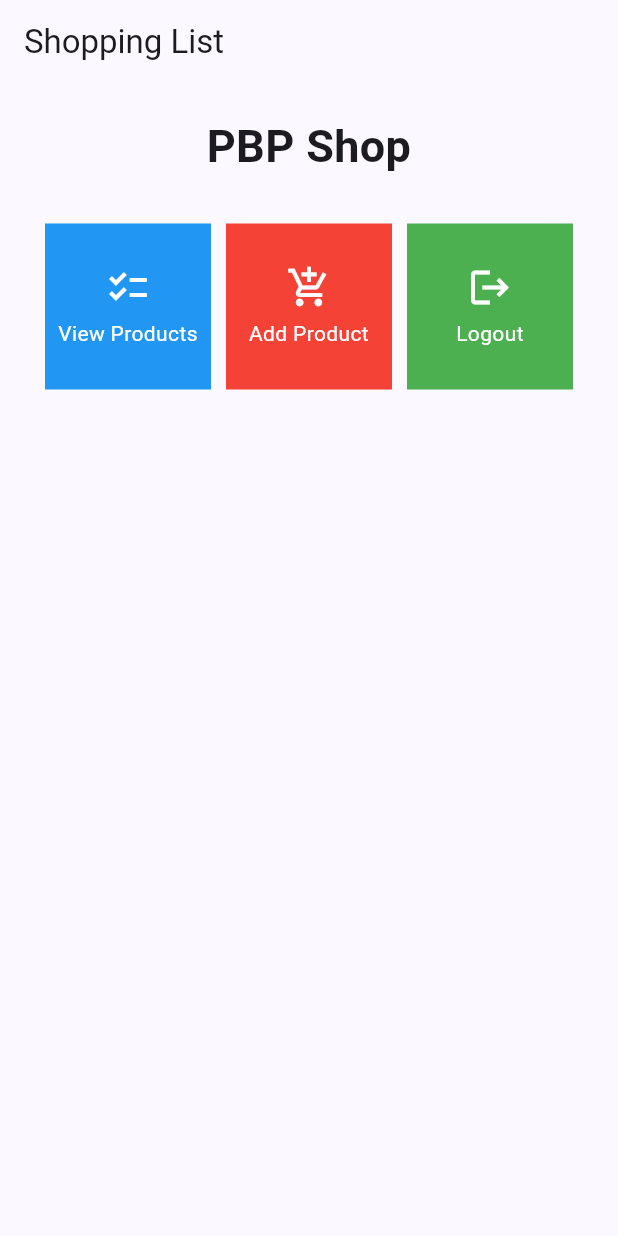
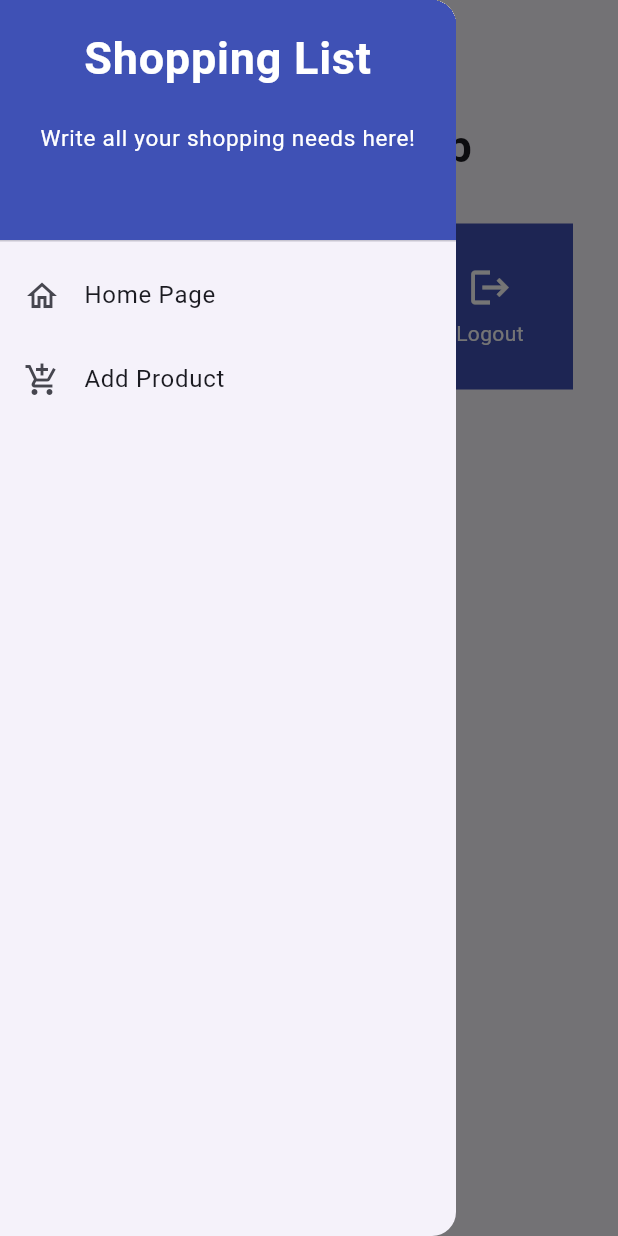
Before and after one commit to goosetea04/fshopping-list, a Flutter app: the screen it shows after launch, with the side drawer open (before the commit the screen has no drawer), on a phone screen of 412 x 824 dp. Run offline on Flutter 3.47's test engine with Material 2 defaults, Android fonts, the phone set to English and light mode, and no system bars.

Commit message:
Assignment 8 done

```diff
--- a/lib/main.dart
+++ b/lib/main.dart
@@ -1,5 +1,5 @@
 import 'package:flutter/material.dart';
-import 'package:shoppinglist/menu.dart';
+import 'package:shoppinglist/screens/menu.dart';
 
 void main() {
   runApp(const MyApp());
--- a/lib/menu.dart
+++ /dev/null
@@ -1,116 +0,0 @@
-import 'package:flutter/material.dart';
-class ShopItem {
-  final String name;
-  final IconData icon;
-  final Color color;
-
-  ShopItem(this.name, this.icon, this.color);
-}
-class MyHomePage extends StatelessWidget {
-  MyHomePage({Key? key}) : super(key: key);
-  final List<ShopItem> items = [
-    ShopItem("View Products", Icons.checklist, Colors.blue),
-    ShopItem("Add Product", Icons.add_shopping_cart, Colors.red),
-    ShopItem("Logout", Icons.logout, Colors.green),
-  ];
-  // This widget is the home page of your application. It is stateful, meaning
-  // that it has a State object (defined below) that contains fields that affect
-  // how it looks.
-
-  // This class is the configuration for the state. It holds the values (in this
-  // case the title) provided by the parent (in this case the App widget) and
-  // used by the build method of the State. Fields in a Widget subclass are
-  // always marked "final".
-
-  @override
-    Widget build(BuildContext context) {
-        return Scaffold(
-            appBar: AppBar(
-    title: const Text(
-      'Shopping List',
-    ),
-  ),
-  body: SingleChildScrollView(
-    // Scrolling wrapper widget
-    child: Padding(
-      padding: const EdgeInsets.all(10.0), // Set padding for the page
-      child: Column(
-        // Widget to display children vertically
-        children: <Widget>[
-          const Padding(
-            padding: EdgeInsets.only(top: 10.0, bottom: 10.0),
-            // Text widget to display text with center alignment and appropriate style
-            child: Text(
-              'PBP Shop', // Text indicating the shop name
-              textAlign: TextAlign.center,
-              style: TextStyle(
-                fontSize: 30,
-                fontWeight: FontWeight.bold,
-              ),
-            ),
-          ),
-          // Grid layout
-          GridView.count(
-            // Container for our cards.
-            primary: true,
-            padding: const EdgeInsets.all(20),
-            crossAxisSpacing: 10,
-            mainAxisSpacing: 10,
-            crossAxisCount: 3,
-            shrinkWrap: true,
-            children: items.map((ShopItem item) {
-              // Iteration for each item
-              return ShopCard(item);
-            }).toList(),
-          ),
-        ],
-      ),
-    ),
-  ),
-        );
-}
-}
-class ShopCard extends StatelessWidget {
-  final ShopItem item;
-
-  const ShopCard(this.item, {Key? key}); // Constructor
-
-  @override
-  Widget build(BuildContext context) {
-    return Material(
-      color: item.color,
-      child: InkWell(
-        // Responsive touch area
-        onTap: () {
-          // Show a SnackBar when clicked
-          ScaffoldMessenger.of(context)
-            ..hideCurrentSnackBar()
-            ..showSnackBar(SnackBar(
-                content: Text("You pressed the ${item.name} button!")));
-        },
-        child: Container(
-          // Container to hold Icon and Text
-          padding: const EdgeInsets.all(8),
-          child: Center(
-            child: Column(
-              mainAxisAlignment: MainAxisAlignment.center,
-              children: [
-                Icon(
-                  item.icon,
-                  color: Colors.white,
-                  size: 30.0,
-                ),
-                const Padding(padding: EdgeInsets.all(3)),
-                Text(
-                  item.name,
-                  textAlign: TextAlign.center,
-                  style: const TextStyle(color: Colors.white),
-                ),
-              ],
-            ),
-          ),
-        ),
-      ),
-    );
-  }
-}
--- /dev/null
+++ b/lib/screens/menu.dart
@@ -0,0 +1,70 @@
+import 'package:flutter/material.dart';
+import 'package:shoppinglist/widgets/left_drawer.dart';
+import 'package:shoppinglist/widgets/shop_card.dart';
+
+class MyHomePage extends StatelessWidget {
+  MyHomePage({Key? key}) : super(key: key);
+
+  final List<ShopItem> items = [
+    ShopItem("View Products", Icons.checklist),
+    ShopItem("Add Product", Icons.add_shopping_cart),
+    ShopItem("Logout", Icons.logout),
+  ];
+
+  // This widget is the home page of your application. It is stateful, meaning
+  // that it has a State object (defined below) that contains fields that affect
+  // how it looks.
+
+  // This class is the configuration for the state. It holds the values (in this
+  // case the title) provided by the parent (in this case the App widget) and
+  // used by the build method of the State. Fields in a Widget subclass are
+  // always marked "final".
+
+  @override
+  Widget build(BuildContext context) {
+    return Scaffold(
+      appBar: AppBar(
+        title: const Text(
+          'Shopping List',
+        ),
+      ),
+      body: SingleChildScrollView(
+        // Scrolling wrapper widget
+        child: Padding(
+          padding: const EdgeInsets.all(10.0), // Set padding for the page
+          child: Column(
+            // Widget to display children vertically
+            children: <Widget>[
+              const Padding(
+                padding: EdgeInsets.only(top: 10.0, bottom: 10.0),
+                child: Text(
+                  'Nasi Uduk Shop', // Text indicating the shop name
+                  textAlign: TextAlign.center,
+                  style: TextStyle(
+                    fontSize: 30,
+                    fontWeight: FontWeight.bold,
+                  ),
+                ),
+              ),
+              // Grid layout
+              GridView.count(
+                // Container for our cards.
+                primary: true,
+                padding: const EdgeInsets.all(20),
+                crossAxisSpacing: 10,
+                mainAxisSpacing: 10,
+                crossAxisCount: 3,
+                shrinkWrap: true,
+                children: items.map((ShopItem item) {
+                  // Iteration for each item
+                  return ShopCard(item);
+                }).toList(),
+              ),
+            ],
+          ),
+        ),
+      ),
+      drawer: const LeftDrawer(),
+    );
+  }
+}
--- /dev/null
+++ b/lib/widgets/left_drawer.dart
@@ -0,0 +1,71 @@
+import 'package:flutter/material.dart';
+import 'package:shoppinglist/screens/menu.dart';
+import 'package:shoppinglist/screens/shoplist_form.dart';
+
+class LeftDrawer extends StatelessWidget {
+  const LeftDrawer({super.key});
+
+  @override
+  Widget build(BuildContext context) {
+    return Drawer(
+      child: ListView(
+        children: [
+          const DrawerHeader(
+            decoration: BoxDecoration(
+              color: Colors.indigo,
+            ),
+            child: Column(
+              children: [
+                Text(
+                  'Shopping List',
+                  textAlign: TextAlign.center,
+                  style: TextStyle(
+                    fontSize: 30,
+                    fontWeight: FontWeight.bold,
+                    color: Colors.white,
+                  ),
+                ),
+                Padding(padding: EdgeInsets.all(10)),
+                Text(
+                  'Write all your shopping needs here!',
+                  textAlign: TextAlign.center,
+                  style: TextStyle(
+                    fontSize: 15,
+                    color: Colors.white,
+                    fontWeight: FontWeight.normal,
+                  ),
+                ),
+              ],
+            ),
+          ),
+          ListTile(
+            leading: const Icon(Icons.home_outlined),
+            title: const Text('Home Page'),
+            // redirect to MyHomePage
+            onTap: () {
+              Navigator.pushReplacement(
+                context,
+                MaterialPageRoute(
+                  builder: (context) => MyHomePage(),
+                ),
+              );
+            },
+          ),
+          ListTile(
+            leading: const Icon(Icons.add_shopping_cart),
+            title: const Text('Add Product'),
+            // redirect to ShopFormPage
+            onTap: () {
+              Navigator.pushReplacement(
+                context,
+                MaterialPageRoute(
+                  builder: (context) => const ShopFormPage(),
+                ),
+              );
+            },
+          ),
+        ],
+      ),
+    );
+  }
+}
--- /dev/null
+++ b/lib/widgets/shop_card.dart
@@ -0,0 +1,63 @@
+import 'package:flutter/material.dart';
+import 'package:shoppinglist/screens/shoplist_form.dart';
+
+class ShopItem {
+  final String name;
+  final IconData icon;
+
+  ShopItem(this.name, this.icon);
+}
+
+class ShopCard extends StatelessWidget {
+  final ShopItem item;
+
+  const ShopCard(this.item, {Key? key}); // Constructor
+
+  @override
+  Widget build(BuildContext context) {
+    return Material(
+      color: Colors.indigo,
+      child: InkWell(
+        // Responsive touch area
+        onTap: () {
+          // Show a SnackBar when clicked
+          ScaffoldMessenger.of(context)
+            ..hideCurrentSnackBar()
+            ..showSnackBar(SnackBar(
+                content: Text("You pressed the ${item.name} button!")));
+
+          if (item.name == "Add Product") {
+            Navigator.push(
+              context,
+              MaterialPageRoute(
+                builder: (context) => const ShopFormPage(),
+              ),
+            );
+          }
+        },
+        child: Container(
+          // Container to hold Icon and Text
+          padding: const EdgeInsets.all(8),
+          child: Center(
+            child: Column(
+              mainAxisAlignment: MainAxisAlignment.center,
+              children: [
+                Icon(
+                  item.icon,
+                  color: Colors.white,
+                  size: 30.0,
+                ),
+                const Padding(padding: EdgeInsets.all(3)),
+                Text(
+                  item.name,
+                  textAlign: TextAlign.center,
+                  style: const TextStyle(color: Colors.white),
+                ),
+              ],
+            ),
+          ),
+        ),
+      ),
+    );
+  }
+}
```
Also changed, not shown: lib/screens/shoplist_form.dart (added, +156 -0 lines).
